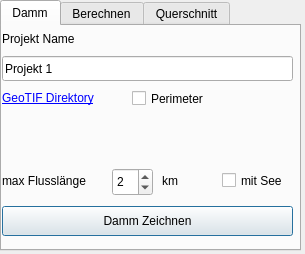
Qt form Flutwelle_dialog_base.ui (RetepRelleum/flutwelle) before a commit.
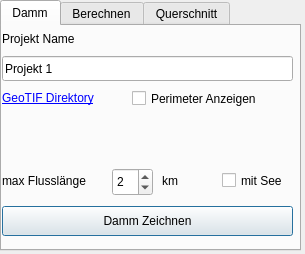
The same form after that commit. Icons and pictures are not drawn. Custom widgets are drawn as their Qt base class.

```diff
--- a/Flutwelle_dialog_base.ui
+++ b/Flutwelle_dialog_base.ui
@@ -235,7 +235,7 @@
       </rect>
      </property>
      <property name="text">
-      <string>Perimeter</string>
+      <string>Perimeter Anzeigen</string>
      </property>
     </widget>
    </widget>
```
